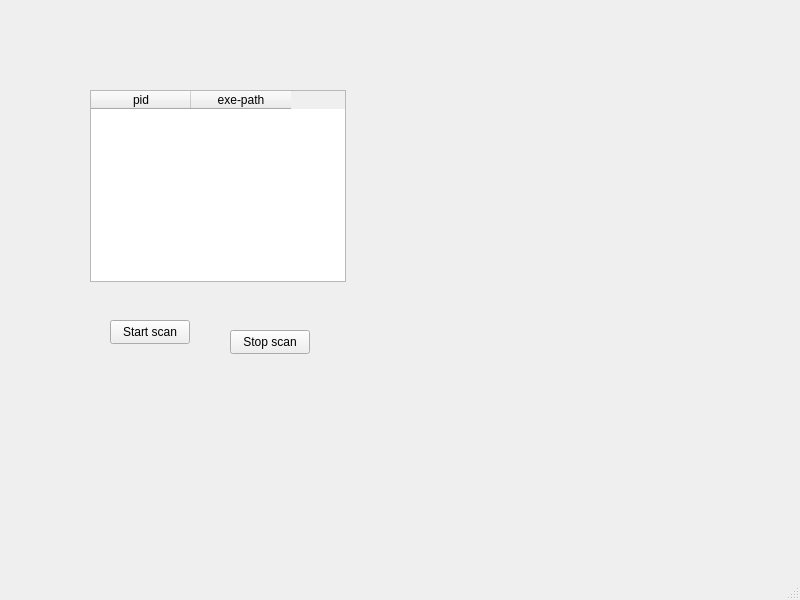
maximss635/SPBPU-MSPZA, file gui/mainwindow.ui: the form before one commit.
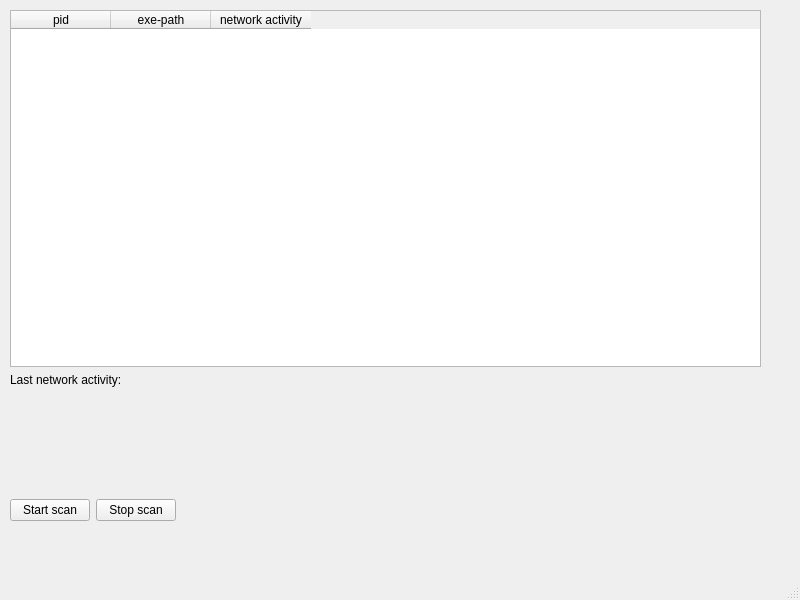
The form after the commit.

```diff
--- a/gui/mainwindow.ui
+++ b/gui/mainwindow.ui
@@ -14,15 +14,20 @@
    <string>MainWindow</string>
   </property>
   <widget class="QWidget" name="centralwidget">
+   <widget class="QWidget" name="layoutWidget">
+    <property name="geometry">
+     <rect>
+      <x>10</x>
+      <y>10</y>
+      <width>751</width>
+      <height>511</height>
+     </rect>
+    </property>
+    <layout class="QHBoxLayout" name="horizontalLayout_2">
+     <item>
+      <layout class="QVBoxLayout" name="verticalLayout">
+       <item>
    <widget class="QTableWidget" name="main_table">
-    <property name="geometry">
-     <rect>
-      <x>90</x>
-      <y>90</y>
-      <width>256</width>
-      <height>192</height>
-     </rect>
-    </property>
     <column>
      <property name="text">
       <string>pid</string>
@@ -33,32 +38,76 @@
       <string>exe-path</string>
      </property>
     </column>
-   </widget>
+         <column>
+          <property name="text">
+           <string>network activity</string>
+          </property>
+         </column>
+        </widget>
+       </item>
+       <item>
+        <widget class="QLabel" name="label">
+         <property name="text">
+          <string>Last network activity:</string>
+         </property>
+        </widget>
+       </item>
+       <item>
+        <widget class="QLabel" name="label_network_activity">
+         <property name="minimumSize">
+          <size>
+           <width>0</width>
+           <height>100</height>
+          </size>
+         </property>
+         <property name="maximumSize">
+          <size>
+           <width>16777215</width>
+           <height>100</height>
+          </size>
+         </property>
+         <property name="autoFillBackground">
+          <bool>true</bool>
+         </property>
+         <property name="text">
+          <string/>
+         </property>
+        </widget>
+       </item>
+       <item>
+        <layout class="QHBoxLayout" name="horizontalLayout">
+         <item>
    <widget class="QPushButton" name="button_start_scan">
-    <property name="geometry">
-     <rect>
-      <x>110</x>
-      <y>320</y>
-      <width>80</width>
-      <height>24</height>
-     </rect>
-    </property>
     <property name="text">
      <string>Start scan</string>
     </property>
    </widget>
+         </item>
+         <item>
    <widget class="QPushButton" name="button_stop_scan">
-    <property name="geometry">
-     <rect>
-      <x>230</x>
-      <y>330</y>
-      <width>80</width>
-      <height>24</height>
-     </rect>
-    </property>
     <property name="text">
      <string>Stop scan</string>
     </property>
+          </widget>
+         </item>
+         <item>
+          <spacer name="horizontalSpacer">
+           <property name="orientation">
+            <enum>Qt::Horizontal</enum>
+           </property>
+           <property name="sizeHint" stdset="0">
+            <size>
+             <width>40</width>
+             <height>20</height>
+            </size>
+           </property>
+          </spacer>
+         </item>
+        </layout>
+       </item>
+      </layout>
+     </item>
+    </layout>
    </widget>
   </widget>
   <widget class="QMenuBar" name="menubar">
```
Lines whose indentation alone changed are shown as unchanged.
